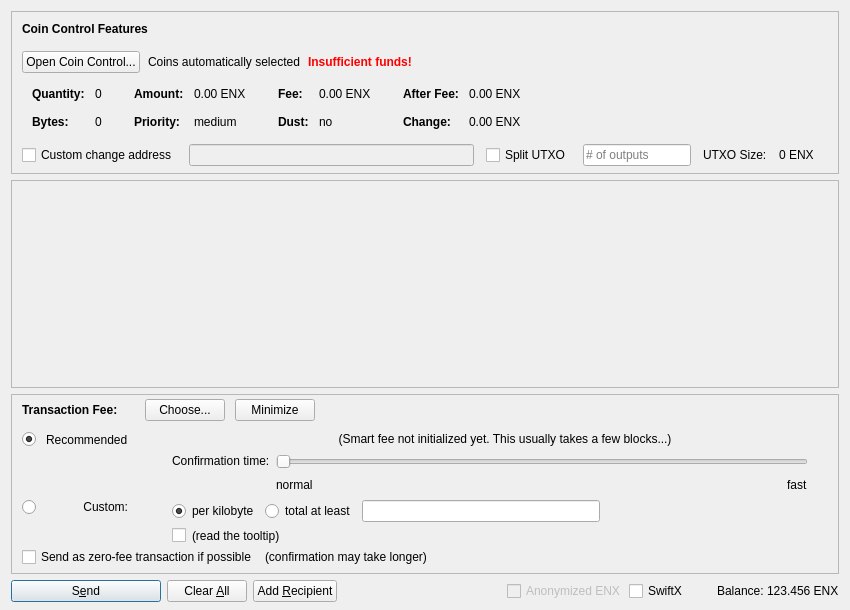
This is src/qt/forms/sendcoinsdialog.ui in SmandeP/bib as Qt 5 draws it before an edit. The edited form follows.
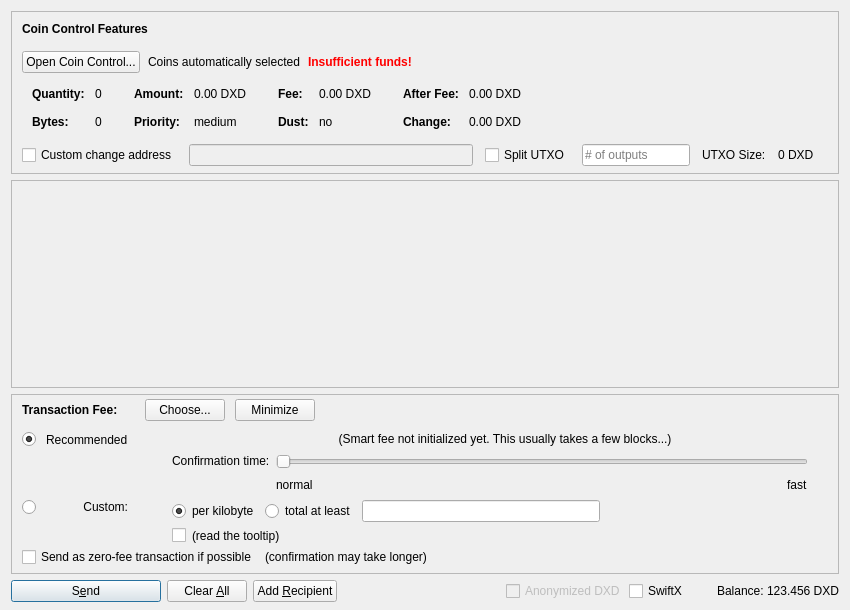
This is the edited form. Icons and pictures are not drawn. Custom widgets are drawn as their Qt base class.

```diff
--- a/src/qt/forms/sendcoinsdialog.ui
+++ b/src/qt/forms/sendcoinsdialog.ui
@@ -324,7 +324,7 @@
                   <enum>Qt::ActionsContextMenu</enum>
                  </property>
                  <property name="text">
-                  <string notr="true">0.00 ENX</string>
+                  <string notr="true">0.00 DXD</string>
                  </property>
                  <property name="textInteractionFlags">
                   <set>Qt::LinksAccessibleByMouse|Qt::TextSelectableByKeyboard|Qt::TextSelectableByMouse</set>
@@ -404,7 +404,7 @@
                   <enum>Qt::ActionsContextMenu</enum>
                  </property>
                  <property name="text">
-                  <string notr="true">0.00 ENX</string>
+                  <string notr="true">0.00 DXD</string>
                  </property>
                  <property name="textInteractionFlags">
                   <set>Qt::LinksAccessibleByMouse|Qt::TextSelectableByKeyboard|Qt::TextSelectableByMouse</set>
@@ -484,7 +484,7 @@
                   <enum>Qt::ActionsContextMenu</enum>
                  </property>
                  <property name="text">
-                  <string notr="true">0.00 ENX</string>
+                  <string notr="true">0.00 DXD</string>
                  </property>
                  <property name="textInteractionFlags">
                   <set>Qt::LinksAccessibleByMouse|Qt::TextSelectableByKeyboard|Qt::TextSelectableByMouse</set>
@@ -513,7 +513,7 @@
                   <enum>Qt::ActionsContextMenu</enum>
                  </property>
                  <property name="text">
-                  <string notr="true">0.00 ENX</string>
+                  <string notr="true">0.00 DXD</string>
                  </property>
                  <property name="textInteractionFlags">
                   <set>Qt::LinksAccessibleByMouse|Qt::TextSelectableByKeyboard|Qt::TextSelectableByMouse</set>
@@ -594,7 +594,7 @@
           <item>
            <widget class="QLabel" name="labelBlockSize">
             <property name="text">
-             <string>0 ENX</string>
+             <string>0 DXD</string>
             </property>
            </widget>
           </item>
@@ -1390,7 +1390,7 @@
           <bool>false</bool>
          </property>
          <property name="text">
-          <string>Anonymized ENX</string>
+          <string>Anonymized DXD</string>
          </property>
         </widget>
        </item>
@@ -1429,7 +1429,7 @@
           <cursorShape>IBeamCursor</cursorShape>
          </property>
          <property name="text">
-          <string notr="true">123.456 ENX</string>
+          <string notr="true">123.456 DXD</string>
          </property>
          <property name="textInteractionFlags">
           <set>Qt::LinksAccessibleByMouse|Qt::TextSelectableByKeyboard|Qt::TextSelectableByMouse</set>
```
Left out of the diff: 6 changed lines with no effect on the pictures.
